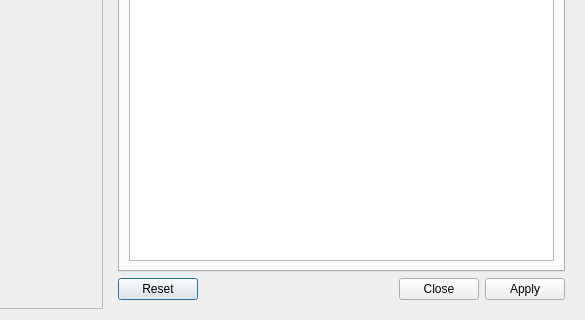
Above: src/Amber/AmberSystemBuilderDialog.ui from nutjunkie/IQmol3 before the change; both pictures show x 373 to 958 and y 403 to 723 of the 958 by 723 pixel window. Below: the same form after it.
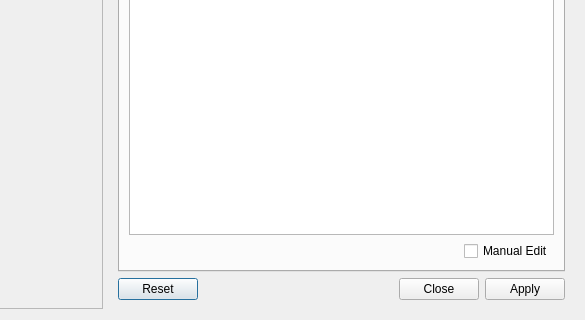
That is the form after the change.

```diff
--- a/src/Amber/AmberSystemBuilderDialog.ui
+++ b/src/Amber/AmberSystemBuilderDialog.ui
@@ -450,6 +450,30 @@
             </property>
            </widget>
           </item>
+          <item>
+           <layout class="QHBoxLayout" name="horizontalLayout_3">
+            <item>
+             <spacer name="horizontalSpacer_2">
+              <property name="orientation">
+               <enum>Qt::Horizontal</enum>
+              </property>
+              <property name="sizeHint" stdset="0">
+               <size>
+                <width>40</width>
+                <height>20</height>
+               </size>
+              </property>
+             </spacer>
+            </item>
+            <item>
+             <widget class="QCheckBox" name="editCheckBox">
+              <property name="text">
+               <string>Manual Edit</string>
+              </property>
+             </widget>
+            </item>
+           </layout>
+          </item>
          </layout>
         </widget>
         <widget class="QWidget" name="tab_4">
```
